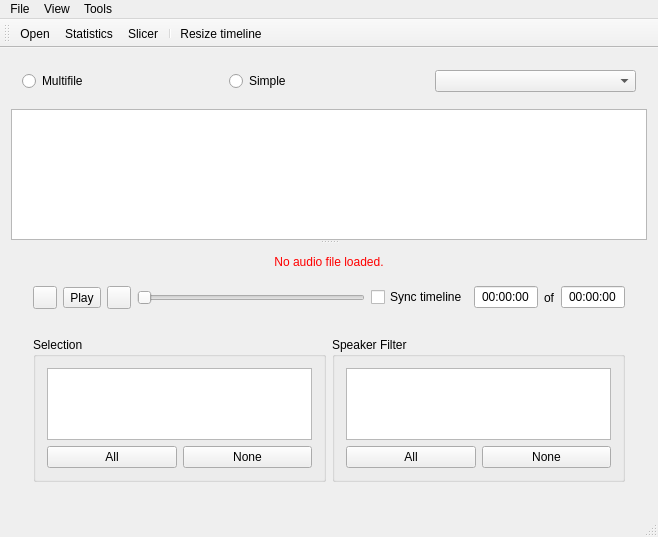
Old version of the form mainwindow.ui in the repository eustaceb/conversational-audio-browser.
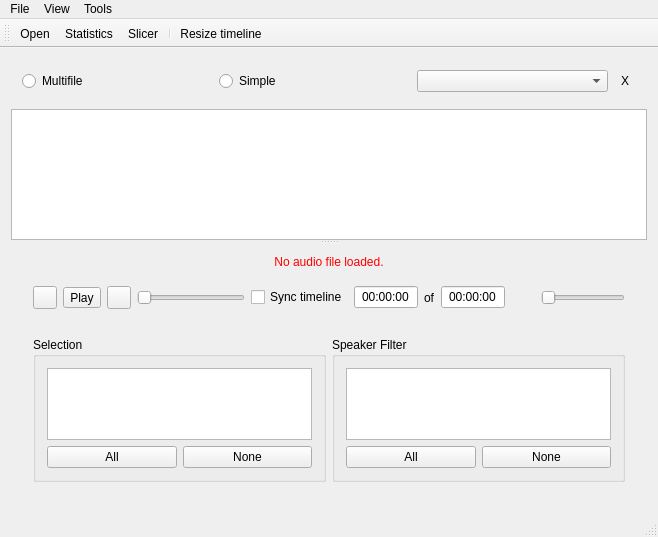
New version of the form. Icons and pictures are not drawn.

Commit message: Added the ability to close open files. Renamed the main window and added an icon.

The edit to the form file:
```diff
--- a/mainwindow.ui
+++ b/mainwindow.ui
@@ -35,6 +35,16 @@
        <item>
         <widget class="QComboBox" name="transcriptionComboBox"/>
        </item>
+       <item>
+        <widget class="QToolButton" name="closeTranscriptionButton">
+         <property name="text">
+          <string>X</string>
+         </property>
+         <property name="autoRaise">
+          <bool>true</bool>
+         </property>
+        </widget>
+       </item>
       </layout>
      </widget>
     </item>
@@ -182,6 +192,37 @@
              </property>
             </widget>
            </item>
+           <item>
+            <widget class="QToolButton" name="toolButton">
+             <property name="text">
+              <string/>
+             </property>
+             <property name="icon">
+              <iconset resource="res.qrc">
+               <normaloff>:/icons/sound</normaloff>
+               <normalon>:/icons/sound-off</normalon>:/icons/sound</iconset>
+             </property>
+             <property name="checkable">
+              <bool>true</bool>
+             </property>
+             <property name="autoRaise">
+              <bool>true</bool>
+             </property>
+            </widget>
+           </item>
+           <item>
+            <widget class="QSlider" name="volumeSlider">
+             <property name="sizePolicy">
+              <sizepolicy hsizetype="Minimum" vsizetype="Fixed">
+               <horstretch>0</horstretch>
+               <verstretch>0</verstretch>
+              </sizepolicy>
+             </property>
+             <property name="orientation">
+              <enum>Qt::Horizontal</enum>
+             </property>
+            </widget>
+           </item>
           </layout>
          </widget>
         </item>
```
Left out of the diff: 6 changed lines with no effect on the pictures. The commit also changes 19 other files.
